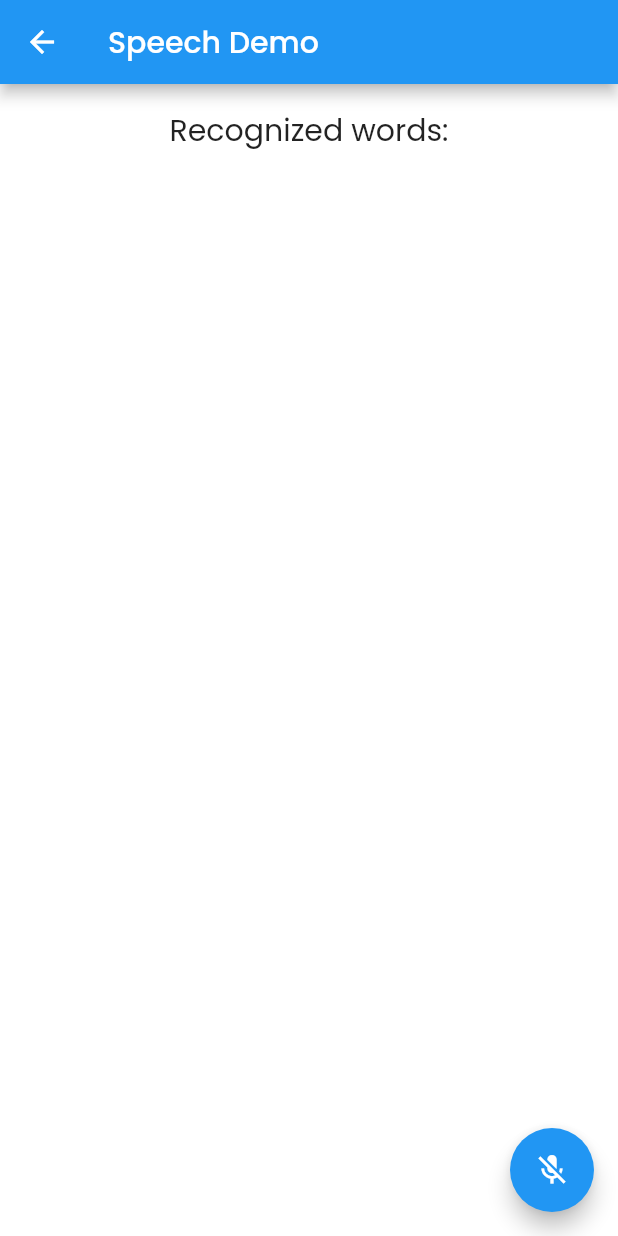
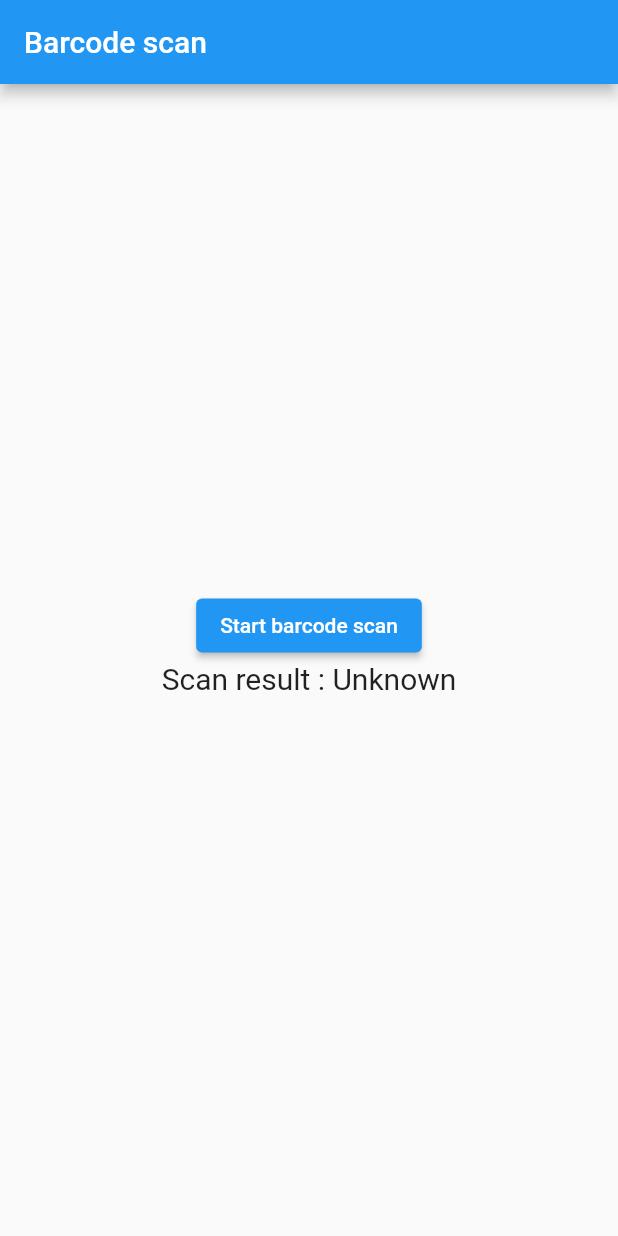
Before and after one commit to urvashihirparacerebulb/sidis_mobile_app, a Flutter app: the screen it shows after launch, after a tap on the "fingerprint" icon, on a phone screen of 412 x 824 dp. Run offline on Flutter 3.47's test engine with Material 2 defaults, Android fonts, the phone set to English and light mode, and no system bars; our stand-ins replace connectivity_plus, device_preview, dio, flutter_neumorphic, flutter_spinkit, flutter_typeahead and 6 more; missing offline and left inert: flutter_barcode_scanner.

Commit message:
Some changes

```diff
--- a/lib/common_widgets/common_textfield.dart
+++ b/lib/common_widgets/common_textfield.dart
@@ -2,6 +2,7 @@ import 'package:flutter/material.dart';
 import 'package:flutter/services.dart';
 import 'package:my_projects/utility/color_utility.dart';
 import '../theme/convert_theme_colors.dart';
+import '../utility/screen_utility.dart';
 import '../utility/theme_utility.dart';
 import 'common_widget.dart';
 
@@ -129,11 +130,13 @@ class _CommonTextFiledState extends State<CommonTextFiled> {
         // initialValue: initialText,
         obscureText: passwordVisible!,
         style: black15PxW800.copyWith(
+          fontSize: isTablet() ? 18 : 15,
             color: blackColor,fontWeight: FontWeight.normal),
         inputFormatters: widget.inputFormatter,
         decoration: InputDecoration(
           labelStyle: black15PxW800.copyWith(
               fontWeight: FontWeight.w500,
+              fontSize: isTablet() ? 18 : 15,
               color: blackColor.withOpacity(0.4)),
           labelText: widget.fieldTitleText,
           alignLabelWithHint: true,
@@ -149,7 +152,7 @@ class _CommonTextFiledState extends State<CommonTextFiled> {
           hintText: widget.hintText,
           fillColor: widget.isChangeFillColor ? bgColor.withOpacity(0.8) : ConvertTheme.convertTheme.getTextFiledBackGroundColor(),
           hintStyle: white14PxNormal.copyWith(
-              color: blackColor.withOpacity(0.4),fontSize: 16),
+              color: blackColor.withOpacity(0.4),fontSize: isTablet() ? 19 : 16),
           suffixIcon: widget.isPassword
               ? InkWell(
               onTap: () {
--- a/lib/common_widgets/common_widget.dart
+++ b/lib/common_widgets/common_widget.dart
@@ -323,7 +323,7 @@ commonDecoratedTextView({String title = "", bool isChangeColor = false,double bo
         commonHeaderTitle(
             title: title,
             isChangeColor: isChangeColor,
-            fontSize: 1.1,
+            fontSize: isTablet() ? 1.4 : 1.1,
             color: blackColor.withOpacity(0.4)
         ),
         commonHorizontalSpacing(),
--- a/lib/modules/dashboard/abnormality_form/add_abnormaliry_view.dart
+++ b/lib/modules/dashboard/abnormality_form/add_abnormaliry_view.dart
@@ -217,7 +217,7 @@ class _AddAbnormalityFormViewState extends State<AddAbnormalityFormView> {
                         mainAxisAlignment: MainAxisAlignment.start,
                         crossAxisAlignment: CrossAxisAlignment.start,
                         children: [
-                          commonHeaderTitle(title: "Where is Abnormality?",fontSize: 1.2,fontWeight: 2,color: darkFontColor),
+                          commonHeaderTitle(title: "Where is Abnormality?",fontSize: isTablet() ? 1.5 : 1.2,fontWeight: 2,color: darkFontColor),
                           commonVerticalSpacing(spacing: 20),
                           InkWell(
                             onTap: (){
@@ -314,7 +314,7 @@ class _AddAbnormalityFormViewState extends State<AddAbnormalityFormView> {
                                 isChangeColor: selectedSubDepartment == null ? true : false,
                               )
                           ),
-                          commonHeaderTitle(title: "Machine Detail",fontSize: 1.2,fontWeight: 2,color: darkFontColor),
+                          commonHeaderTitle(title: "Machine Detail",fontSize: isTablet() ? 1.5 : 1.2,fontWeight: 2,color: darkFontColor),
                           commonVerticalSpacing(spacing: 20),
                           InkWell(
                               onTap: (){
@@ -397,7 +397,7 @@ class _AddAbnormalityFormViewState extends State<AddAbnormalityFormView> {
                                 isChangeColor: selectedPart == null ? true : false,
                               )
                           ),
-                          commonHeaderTitle(title: "Abnormality Detail",fontSize: 1.2,fontWeight: 2,color: darkFontColor),
+                          commonHeaderTitle(title: "Abnormality Detail",fontSize: isTablet() ? 1.5 : 1.2,fontWeight: 2,color: darkFontColor),
                           commonVerticalSpacing(spacing: 20),
                           CommonTextFiled(
                             fieldTitleText: "Abnormality Title*",
--- a/lib/modules/login/login_screen.dart
+++ b/lib/modules/login/login_screen.dart
@@ -8,6 +8,7 @@ import 'package:my_projects/utility/color_utility.dart';
 import 'package:my_projects/utility/screen_utility.dart';
 import '../../common_widgets/common_textfield.dart';
 import '../../controllers/authentication_controller.dart';
+import '../../my_barcode_scanner_view.dart';
 import '../../speech_view.dart';
 import '../../utility/assets_utility.dart';
 import '../../utility/constants.dart';
@@ -145,7 +146,8 @@ class _LoginScreenState extends State<LoginScreen> {
                   commonVerticalSpacing(),
                   InkWell(
                     onTap: (){
-                      Get.to(() => const SpeechSampleApp());
+                      Get.to(() => const MyBarcodeScannerView());
+                      // Get.to(() => const SpeechSampleApp());
                     },
                     child: Center(
                       child: Neumorphic(
--- /dev/null
+++ b/lib/my_barcode_scanner_view.dart
@@ -0,0 +1,65 @@
+import 'package:flutter/foundation.dart';
+import 'package:flutter/material.dart';
+import 'package:flutter/services.dart';
+import 'package:flutter_barcode_scanner/flutter_barcode_scanner.dart';
+
+class MyBarcodeScannerView extends StatefulWidget {
+  const MyBarcodeScannerView({Key? key}) : super(key: key);
+
+  @override
+  State<MyBarcodeScannerView> createState() => _MyBarcodeScannerViewState();
+}
+
+class _MyBarcodeScannerViewState extends State<MyBarcodeScannerView> {
+  String _scanBarcode = 'Unknown';
+
+  @override
+  void initState() {
+    super.initState();
+  }
+
+  // Platform messages are asynchronous, so we initialize in an async method.
+  Future<void> scanBarcodeNormal() async {
+    String barcodeScanRes;
+    // Platform messages may fail, so we use a try/catch PlatformException.
+    try {
+      barcodeScanRes = await FlutterBarcodeScanner.scanBarcode(
+          '#ff6666', 'Cancel', true, ScanMode.BARCODE);
+      if (kDebugMode) {
+        print(barcodeScanRes);
+      }
+    } on PlatformException {
+      barcodeScanRes = 'Failed to get platform version.';
+    }
+
+    // If the widget was removed from the tree while the asynchronous platform
+    // message was in flight, we want to discard the reply rather than calling
+    // setState to update our non-existent appearance.
+    if (!mounted) return;
+
+    setState(() {
+      _scanBarcode = barcodeScanRes;
+    });
+  }
+
+  @override
+  Widget build(BuildContext context) {
+    return MaterialApp(
+        home: Scaffold(
+            appBar: AppBar(title: const Text('Barcode scan')),
+            body: Builder(builder: (BuildContext context) {
+              return Container(
+                  alignment: Alignment.center,
+                  child: Flex(
+                      direction: Axis.vertical,
+                      mainAxisAlignment: MainAxisAlignment.center,
+                      children: <Widget>[
+                        ElevatedButton(
+                            onPressed: () => scanBarcodeNormal(),
+                            child: const Text('Start barcode scan')),
+                        Text('Scan result : $_scanBarcode\n',
+                            style: const TextStyle(fontSize: 20))
+                      ]));
+            })));
+  }
+}
--- a/lib/utility/assets_utility.dart
+++ b/lib/utility/assets_utility.dart
@@ -10,7 +10,6 @@ ExactAssetImage checkedImage = const ExactAssetImage('assets/images/remember_che
 ExactAssetImage unCheckedImage = const ExactAssetImage('assets/images/remember_unchecked.png');
 ExactAssetImage backIconImage = const ExactAssetImage('assets/images/back_icon.png',scale: 2);
 ExactAssetImage forgotPasswordImage = const ExactAssetImage('assets/images/forgot_passs_word@2x.png');
-ExactAssetImage menuIconImage = const ExactAssetImage('assets/images/menu_icon@2x.png',scale: 2);
 ExactAssetImage nextPageArrowImage = const ExactAssetImage('assets/images/next_page_arrow.png');
 ExactAssetImage watermarkImage = const ExactAssetImage('assets/images/watermark_logo.png');
 ExactAssetImage assignedAbnormalityImage = const ExactAssetImage('assets/images/assigned_abnormality_icon@2x.png',scale: 2);
--- a/lib/utility/screen_utility.dart
+++ b/lib/utility/screen_utility.dart
@@ -7,3 +7,8 @@ getScreenWidth(BuildContext context){
 getScreenHeight(BuildContext context){
  return MediaQuery.of(context).size.height;
 }
+
+bool isTablet() {
+ final data = MediaQueryData.fromWindow(WidgetsBinding.instance.window);
+ return data.size.shortestSide < 600 ? false : true;
+}
--- a/pubspec.yaml
+++ b/pubspec.yaml
@@ -30,6 +30,7 @@ dependencies:
   flutter:
     sdk: flutter
   cupertino_icons: ^1.0.2
+  device_preview: ^1.1.0
   get: ^4.6.1
   get_storage: ^2.0.3
   flutter_typeahead: ^4.0.0
@@ -43,6 +44,7 @@ dependencies:
   intl:
   speech_to_text: ^5.6.1
   syncfusion_flutter_charts: ^20.2.45
+  flutter_barcode_scanner: ^2.0.0
 
 dev_dependencies:
   flutter_test:
```
Also changed, not shown: lib/main.dart (+8 -3 lines), lib/modules/dashboard/abnormality_form/abnormality_list_view.dart (+24 -20 lines), lib/modules/dashboard/clita module/add_clita_fill_form_view.dart (+5 -2 lines), lib/modules/dashboard/dashboard_listing/dashboard_view.dart (+6 -5 lines), lib/modules/dashboard/dashboard_listing/list_dashboard_view.dart (+8 -8 lines), lib/modules/dashboard/home/home_screen.dart (+41 -52 lines), lib/modules/profile/profile_view.dart (+6 -5 lines), assets/images/menu_icon@2x.png (deleted), pubspec.lock, 2 other files.
